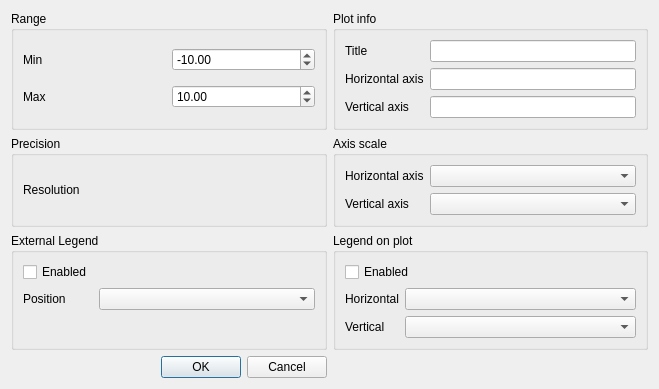
Qt form plotcontroldialog.ui (arntanguy/STS-simulator) before a commit.
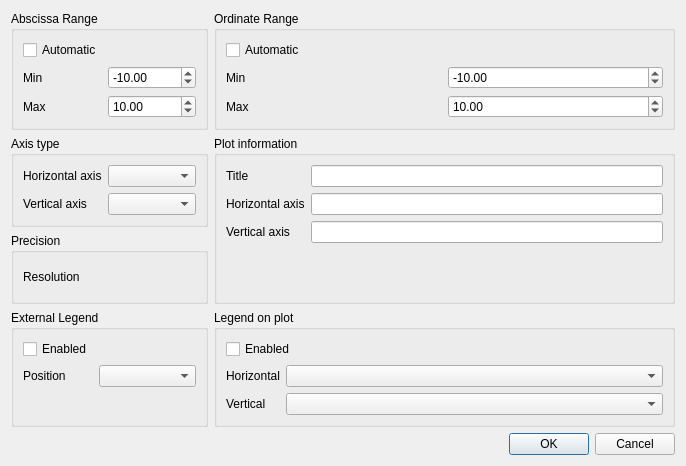
The same form after that commit. Custom widgets are drawn as their Qt base class.

Commit message: Auto/Manual range for X and Y axis

Diff of the .ui file:
```diff
--- a/plotcontroldialog.ui
+++ b/plotcontroldialog.ui
@@ -6,15 +6,15 @@
    <rect>
     <x>0</x>
     <y>0</y>
-    <width>659</width>
-    <height>384</height>
+    <width>686</width>
+    <height>466</height>
    </rect>
   </property>
   <property name="windowTitle">
    <string>Dialog</string>
   </property>
   <layout class="QGridLayout" name="gridLayout">
-   <item row="1" column="0">
+   <item row="2" column="0">
     <widget class="QGroupBox" name="groupBox_2">
      <property name="title">
       <string>Precision</string>
@@ -46,70 +46,21 @@
      </layout>
     </widget>
    </item>
-   <item row="0" column="1">
-    <widget class="QGroupBox" name="groupBox_4">
-     <property name="title">
-      <string>Plot info</string>
-     </property>
-     <layout class="QFormLayout" name="formLayout_2">
-      <item row="0" column="0">
-       <widget class="QLabel" name="label">
-        <property name="text">
-         <string>Title</string>
-        </property>
-       </widget>
-      </item>
-      <item row="0" column="1">
-       <widget class="QLineEdit" name="titleLineEdit"/>
-      </item>
-      <item row="1" column="0">
-       <widget class="QLabel" name="label_2">
-        <property name="text">
-         <string>Horizontal axis</string>
-        </property>
-       </widget>
-      </item>
-      <item row="1" column="1">
-       <widget class="QLineEdit" name="horizontalAxisLineEdit"/>
-      </item>
-      <item row="2" column="0">
-       <widget class="QLabel" name="label_3">
-        <property name="text">
-         <string>Vertical axis</string>
-        </property>
-       </widget>
-      </item>
-      <item row="2" column="1">
-       <widget class="QLineEdit" name="verticalAxisLineEdit"/>
-      </item>
-     </layout>
-    </widget>
-   </item>
-   <item row="3" column="0">
-    <widget class="QDialogButtonBox" name="buttonBox">
-     <property name="orientation">
-      <enum>Qt::Horizontal</enum>
-     </property>
-     <property name="standardButtons">
-      <set>QDialogButtonBox::Cancel|QDialogButtonBox::Ok</set>
-     </property>
-    </widget>
-   </item>
    <item row="0" column="0">
     <widget class="QGroupBox" name="groupBox">
      <property name="title">
-      <string>Range</string>
+      <string>Abscissa Range</string>
      </property>
      <layout class="QGridLayout" name="gridLayout_2">
-      <item row="1" column="0">
+      <item row="2" column="0">
        <widget class="QLabel" name="maxRangeLabel">
         <property name="text">
          <string>Max</string>
         </property>
        </widget>
       </item>
-      <item row="0" column="1">
-       <widget class="QDoubleSpinBox" name="minRangeValue">
+      <item row="1" column="1">
+       <widget class="QDoubleSpinBox" name="minAbscissaRange">
         <property name="minimum">
          <double>-100000.000000000000000</double>
         </property>
@@ -121,8 +72,8 @@
         </property>
        </widget>
       </item>
-      <item row="1" column="1">
-       <widget class="QDoubleSpinBox" name="maxRangeValue">
+      <item row="2" column="1">
+       <widget class="QDoubleSpinBox" name="maxAbscissaRange">
         <property name="maximum">
          <double>10000000.000000000000000</double>
         </property>
@@ -131,17 +82,30 @@
         </property>
        </widget>
       </item>
-      <item row="0" column="0">
+      <item row="1" column="0">
        <widget class="QLabel" name="minRangeLabel">
         <property name="text">
          <string>Min</string>
         </property>
        </widget>
       </item>
+      <item row="0" column="0">
+       <widget class="QCheckBox" name="autoAbscissa">
+        <property name="toolTip">
+         <string>&lt;html&gt;&lt;head/&gt;&lt;body&gt;&lt;p&gt;Automatically fits the plot to the curves data&lt;/p&gt;&lt;/body&gt;&lt;/html&gt;</string>
+        </property>
+        <property name="whatsThis">
+         <string>&lt;html&gt;&lt;head/&gt;&lt;body&gt;&lt;p&gt;&lt;br/&gt;&lt;/p&gt;&lt;/body&gt;&lt;/html&gt;</string>
+        </property>
+        <property name="text">
+         <string>Automatic</string>
+        </property>
+       </widget>
+      </item>
      </layout>
     </widget>
    </item>
-   <item row="2" column="0">
+   <item row="3" column="0">
     <widget class="QGroupBox" name="groupBox_3">
      <property name="title">
       <string>External Legend</string>
@@ -170,10 +134,66 @@
      </layout>
     </widget>
    </item>
-   <item row="1" column="1">
+   <item row="0" column="1">
+    <widget class="QGroupBox" name="groupBox_7">
+     <property name="title">
+      <string>Ordinate Range</string>
+     </property>
+     <layout class="QGridLayout" name="gridLayout_4">
+      <item row="1" column="1">
+       <widget class="QDoubleSpinBox" name="minOrdinateRange">
+        <property name="minimum">
+         <double>-100000.000000000000000</double>
+        </property>
+        <property name="maximum">
+         <double>1000000.000000000000000</double>
+        </property>
+        <property name="value">
+         <double>-10.000000000000000</double>
+        </property>
+       </widget>
+      </item>
+      <item row="1" column="0">
+       <widget class="QLabel" name="minRangeLabel_2">
+        <property name="text">
+         <string>Min</string>
+        </property>
+       </widget>
+      </item>
+      <item row="2" column="0">
+       <widget class="QLabel" name="maxRangeLabel_2">
+        <property name="text">
+         <string>Max</string>
+        </property>
+       </widget>
+      </item>
+      <item row="2" column="1">
+       <widget class="QDoubleSpinBox" name="maxOrdinateRange">
+        <property name="maximum">
+         <double>10000000.000000000000000</double>
+        </property>
+        <property name="value">
+         <double>10.000000000000000</double>
+        </property>
+       </widget>
+      </item>
+      <item row="0" column="0">
+       <widget class="QCheckBox" name="autoOrdinate">
+        <property name="toolTip">
+         <string>&lt;html&gt;&lt;head/&gt;&lt;body&gt;&lt;p&gt;Automatically fits the plot to the curves data&lt;/p&gt;&lt;/body&gt;&lt;/html&gt;</string>
+        </property>
+        <property name="text">
+         <string>Automatic</string>
+        </property>
+       </widget>
+      </item>
+     </layout>
+    </widget>
+   </item>
+   <item row="1" column="0">
     <widget class="QGroupBox" name="groupBox_5">
      <property name="title">
-      <string>Axis scale</string>
+      <string>Axis type</string>
      </property>
      <layout class="QFormLayout" name="formLayout_3">
       <item row="0" column="0">
@@ -199,7 +219,7 @@
      </layout>
     </widget>
    </item>
-   <item row="2" column="1">
+   <item row="3" column="1">
     <widget class="QGroupBox" name="groupBox_6">
      <property name="title">
       <string>Legend on plot</string>
@@ -235,6 +255,55 @@
      </layout>
     </widget>
    </item>
+   <item row="1" column="1" rowspan="2">
+    <widget class="QGroupBox" name="groupBox_4">
+     <property name="title">
+      <string>Plot information</string>
+     </property>
+     <layout class="QFormLayout" name="formLayout_2">
+      <item row="0" column="0">
+       <widget class="QLabel" name="label">
+        <property name="text">
+         <string>Title</string>
+        </property>
+       </widget>
+      </item>
+      <item row="0" column="1">
+       <widget class="QLineEdit" name="titleLineEdit"/>
+      </item>
+      <item row="1" column="0">
+       <widget class="QLabel" name="label_2">
+        <property name="text">
+         <string>Horizontal axis</string>
+        </property>
+       </widget>
+      </item>
+      <item row="1" column="1">
+       <widget class="QLineEdit" name="horizontalAxisLineEdit"/>
+      </item>
+      <item row="2" column="0">
+       <widget class="QLabel" name="label_3">
+        <property name="text">
+         <string>Vertical axis</string>
+        </property>
+       </widget>
+      </item>
+      <item row="2" column="1">
+       <widget class="QLineEdit" name="verticalAxisLineEdit"/>
+      </item>
+     </layout>
+    </widget>
+   </item>
+   <item row="4" column="0" colspan="2">
+    <widget class="QDialogButtonBox" name="buttonBox">
+     <property name="orientation">
+      <enum>Qt::Horizontal</enum>
+     </property>
+     <property name="standardButtons">
+      <set>QDialogButtonBox::Cancel|QDialogButtonBox::Ok</set>
+     </property>
+    </widget>
+   </item>
   </layout>
  </widget>
  <customwidgets>
```
Left out of the diff: 6 changed lines with no effect on the pictures. The commit also changes 3 other files.
